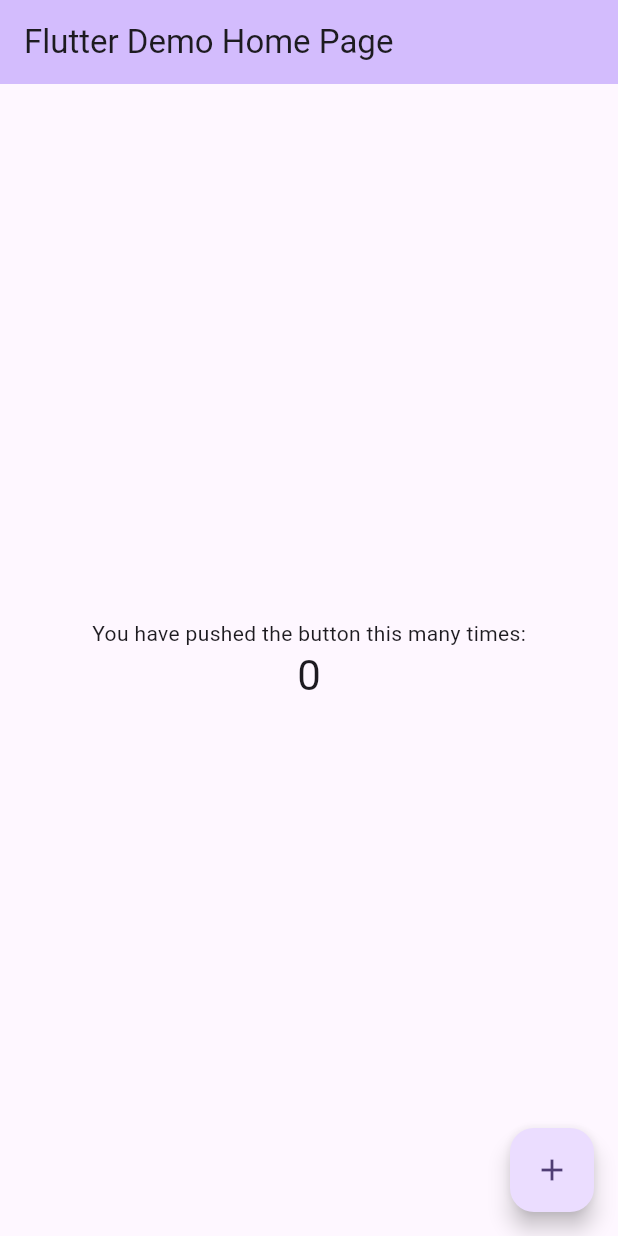
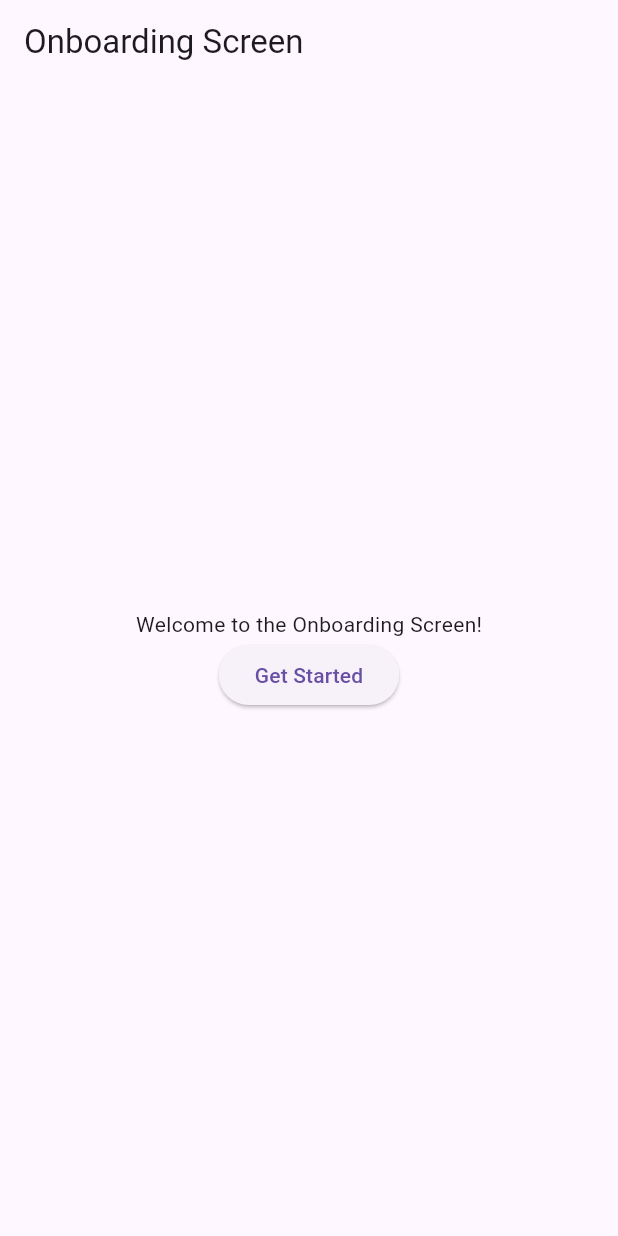
Before and after one commit to OmarMansour8/Flutter-Revision, a Flutter app: the screen it shows after launch, on a phone screen of 412 x 824 dp. Run offline on Flutter 3.47's test engine with Material 3 defaults, Android fonts, the phone set to English and light mode, and no system bars; our stand-ins replace flutter_screenutil.

Commit message:
Geting started with the project setup

```diff
--- /dev/null
+++ b/recap_project/lib/core/routing/app_router.dart
@@ -0,0 +1,21 @@
+import 'package:flutter/material.dart';
+import 'package:recap_project/core/routing/routes.dart';
+import 'package:recap_project/features/login/ui/widgets/login_scren.dart';
+import 'package:recap_project/features/onboarding/onboarding_screen.dart';
+
+class AppRouter {
+  Route generateRoute(RouteSettings settings) {
+    switch (settings.name) {
+      case Routes.onBoardingScreen:
+        return MaterialPageRoute(builder: (_) => Onboardingscreen());
+      case Routes.loginScreen:
+        return MaterialPageRoute(builder: (_) => loginScreen());
+      default:
+        return MaterialPageRoute(
+          builder: (_) => Scaffold(
+            body: Center(child: Text('No route defined for ${settings.name}')),
+          ),
+        );
+    }
+  }
+}
--- /dev/null
+++ b/recap_project/lib/core/routing/routes.dart
@@ -0,0 +1,4 @@
+class Routes {
+  static const String onBoardingScreen = '/onBoardingScreen';
+  static const String loginScreen = '/loginScreen';
+}
--- /dev/null
+++ b/recap_project/lib/core/theming/colors.dart
@@ -0,0 +1,6 @@
+import 'package:flutter/material.dart';
+
+class ColorsManager {
+  static const Color primaryBlue = Color(0xFF247CFF);
+  static const Color grey = Color(0xFF757575);
+}
--- /dev/null
+++ b/recap_project/lib/doc_app.dart
@@ -0,0 +1,29 @@
+import 'package:flutter/material.dart';
+import 'package:flutter_screenutil/flutter_screenutil.dart';
+import 'package:recap_project/core/routing/app_router.dart';
+import 'package:recap_project/core/routing/routes.dart';
+import 'package:recap_project/core/theming/colors.dart';
+
+class DocApp extends StatelessWidget {
+  final AppRouter appRouter;
+  const DocApp({super.key, required this.appRouter});
+
+  @override
+  Widget build(BuildContext context) {
+    return ScreenUtilInit(
+      designSize: const Size(375, 812),
+      minTextAdapt: true,
+      splitScreenMode: true,
+      child: MaterialApp(
+        debugShowCheckedModeBanner: false,
+        title: 'Doc App',
+        theme: ThemeData(
+          primaryColor: ColorsManager.primaryBlue,
+          scaffoldBackgroundColor: Colors.white,
+        ),
+        onGenerateRoute: appRouter.generateRoute,
+        initialRoute: Routes.onBoardingScreen,
+      ),
+    );
+  }
+}
--- /dev/null
+++ b/recap_project/lib/features/login/ui/widgets/login_scren.dart
@@ -0,0 +1,10 @@
+import 'package:flutter/material.dart';
+
+class loginScreen extends StatelessWidget {
+  const loginScreen({super.key});
+
+  @override
+  Widget build(BuildContext context) {
+    return const Scaffold(body: Center(child: Text('Login Screen')));
+  }
+}
--- /dev/null
+++ b/recap_project/lib/features/onboarding/onboarding_screen.dart
@@ -0,0 +1,29 @@
+import 'package:flutter/material.dart';
+
+class Onboardingscreen extends StatelessWidget {
+  const Onboardingscreen({super.key});
+
+  @override
+  Widget build(BuildContext context) {
+    return MaterialApp(
+      debugShowCheckedModeBanner: false,
+      home: Scaffold(
+        appBar: AppBar(title: const Text('Onboarding Screen')),
+        body: Center(
+          child: Column(
+            mainAxisAlignment: MainAxisAlignment.center,
+            children: [
+              const Text('Welcome to the Onboarding Screen!'),
+              ElevatedButton(
+                onPressed: () {
+                  // Navigate to the next screen or perform an action
+                },
+                child: const Text('Get Started'),
+              ),
+            ],
+          ),
+        ),
+      ),
+    );
+  }
+}
--- a/recap_project/lib/main.dart
+++ b/recap_project/lib/main.dart
@@ -1,123 +1,7 @@
 import 'package:flutter/material.dart';
+import 'package:recap_project/core/routing/app_router.dart';
+import 'package:recap_project/doc_app.dart';
 
 void main() {
-  runApp(const MyApp());
+  runApp(DocApp(appRouter: AppRouter()));
 }
-
-class MyApp extends StatelessWidget {
-  const MyApp({super.key});
-
-  // This widget is the root of your application.
-  @override
-  Widget build(BuildContext context) {
-    return MaterialApp(
-      debugShowCheckedModeBanner: false,
-      title: 'Flutter Demo',
-      theme: ThemeData(
-        // This is the theme of your application.
-        //
-        // TRY THIS: Try running your application with "flutter run". You'll see
-        // the application has a purple toolbar. Then, without quitting the app,
-        // try changing the seedColor in the colorScheme below to Colors.green
-        // and then invoke "hot reload" (save your changes or press the "hot
-        // reload" button in a Flutter-supported IDE, or press "r" if you used
-        // the command line to start the app).
-        //
-        // Notice that the counter didn't reset back to zero; the application
-        // state is not lost during the reload. To reset the state, use hot
-        // restart instead.
-        //
-        // This works for code too, not just values: Most code changes can be
-        // tested with just a hot reload.
-        colorScheme: ColorScheme.fromSeed(seedColor: Colors.deepPurple),
-      ),
-      home: const MyHomePage(title: 'Flutter Demo Home Page'),
-    );
-  }
-}
-
-class MyHomePage extends StatefulWidget {
-  const MyHomePage({super.key, required this.title});
-
-  // This widget is the home page of your application. It is stateful, meaning
-  // that it has a State object (defined below) that contains fields that affect
-  // how it looks.
-
-  // This class is the configuration for the state. It holds the values (in this
-  // case the title) provided by the parent (in this case the App widget) and
-  // used by the build method of the State. Fields in a Widget subclass are
-  // always marked "final".
-
-  final String title;
-
-  @override
-  State<MyHomePage> createState() => _MyHomePageState();
-}
-
-class _MyHomePageState extends State<MyHomePage> {
-  int _counter = 0;
-
-  void _incrementCounter() {
-    setState(() {
-      // This call to setState tells the Flutter framework that something has
-      // changed in this State, which causes it to rerun the build method below
-      // so that the display can reflect the updated values. If we changed
-      // _counter without calling setState(), then the build method would not be
-      // called again, and so nothing would appear to happen.
-      _counter++;
-    });
-  }
-
-  @override
-  Widget build(BuildContext context) {
-    // This method is rerun every time setState is called, for instance as done
-    // by the _incrementCounter method above.
-    //
-    // The Flutter framework has been optimized to make rerunning build methods
-    // fast, so that you can just rebuild anything that needs updating rather
-    // than having to individually change instances of widgets.
-    return Scaffold(
-      appBar: AppBar(
-        // TRY THIS: Try changing the color here to a specific color (to
-        // Colors.amber, perhaps?) and trigger a hot reload to see the AppBar
-        // change color while the other colors stay the same.
-        backgroundColor: Theme.of(context).colorScheme.inversePrimary,
-        // Here we take the value from the MyHomePage object that was created by
-        // the App.build method, and use it to set our appbar title.
-        title: Text(widget.title),
-      ),
-      body: Center(
-        // Center is a layout widget. It takes a single child and positions it
-        // in the middle of the parent.
-        child: Column(
-          // Column is also a layout widget. It takes a list of children and
-          // arranges them vertically. By default, it sizes itself to fit its
-          // children horizontally, and tries to be as tall as its parent.
-          //
-          // Column has various properties to control how it sizes itself and
-          // how it positions its children. Here we use mainAxisAlignment to
-          // center the children vertically; the main axis here is the vertical
-          // axis because Columns are vertical (the cross axis would be
-          // horizontal).
-          //
-          // TRY THIS: Invoke "debug painting" (choose the "Toggle Debug Paint"
-          // action in the IDE, or press "p" in the console), to see the
-          // wireframe for each widget.
-          mainAxisAlignment: MainAxisAlignment.center,
-          children: <Widget>[
-            const Text('You have pushed the button this many times:'),
-            Text(
-              '$_counter',
-              style: Theme.of(context).textTheme.headlineMedium,
-            ),
-          ],
-        ),
-      ),
-      floatingActionButton: FloatingActionButton(
-        onPressed: _incrementCounter,
-        tooltip: 'Increment',
-        child: const Icon(Icons.add),
-      ), // This trailing comma makes auto-formatting nicer for build methods.
-    );
-  }
-}
```
Also changed, not shown: recap_project/pubspec.yaml (+26 -0 lines), recap_project/pubspec.lock, 9 other files.
